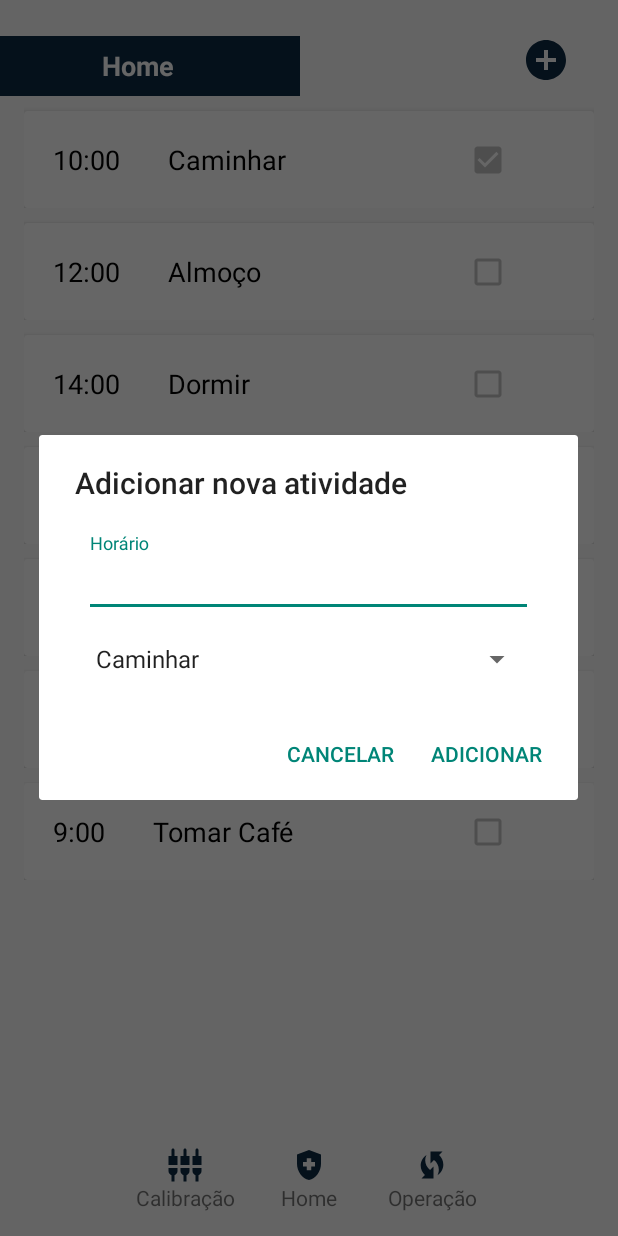
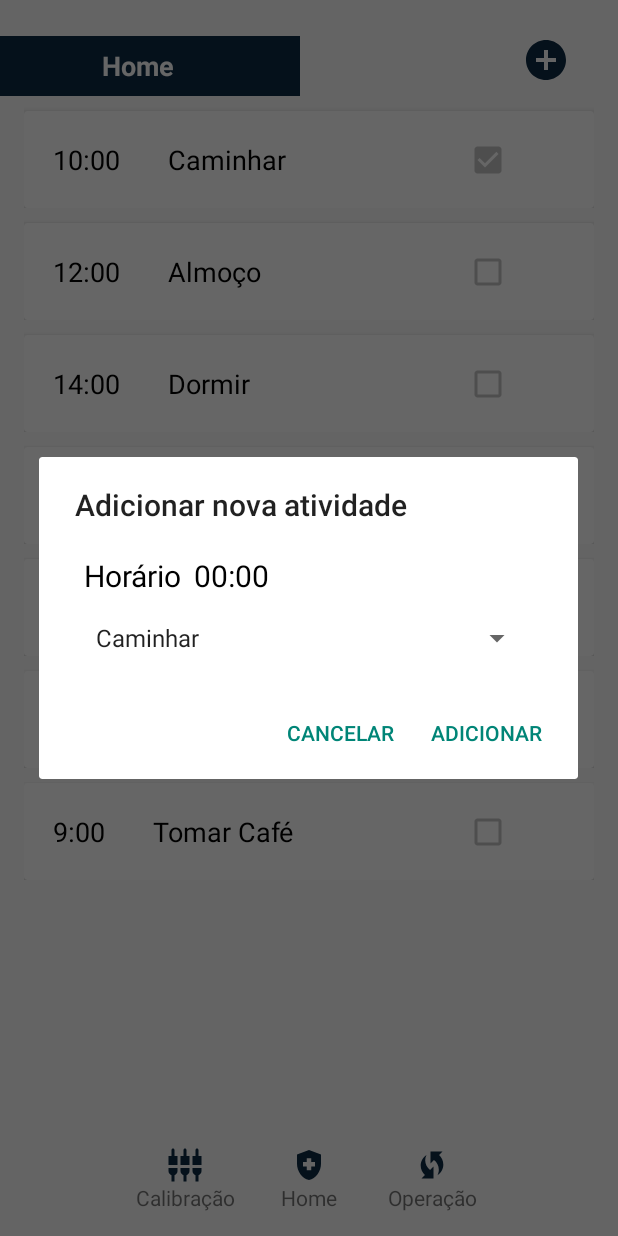
Before and after one commit to italoh623/HCApp, an Android app: the HomeActivity screen opened directly, with no data from a screen before it, after a tap on an icon or button, on a phone screen of 412 x 824 dp. Run offline under Robolectric (Android 15) with nearby library versions, the phone set to English and light mode, and no system bars; 6 statements that could not run were skipped; 3 other taps on this screen came first.

Commit message:
Substituindo input text de hora por timepicker

```diff
--- a/app/src/main/java/me/aflak/heroicuidador/activity/HomeActivity.java
+++ b/app/src/main/java/me/aflak/heroicuidador/activity/HomeActivity.java
@@ -2,12 +2,10 @@ package me.aflak.heroicuidador.activity;
 
 import android.bluetooth.BluetoothAdapter;
 import android.bluetooth.BluetoothDevice;
-import android.content.ActivityNotFoundException;
 import android.content.BroadcastReceiver;
 import android.content.Context;
 import android.content.Intent;
 import android.content.IntentFilter;
-import android.net.Uri;
 import android.os.Build;
 import android.os.Bundle;
 import android.os.Handler;
@@ -15,9 +13,6 @@ import android.support.annotation.RequiresApi;
 import android.support.v7.app.AppCompatActivity;
 import android.support.v7.widget.LinearLayoutManager;
 import android.support.v7.widget.RecyclerView;
-import android.view.Menu;
-import android.view.MenuInflater;
-import android.view.MenuItem;
 import android.view.View;
 import android.widget.Button;
 import android.widget.TextView;
@@ -26,7 +21,6 @@ import android.widget.Toast;
 import java.text.DateFormat;
 import java.text.SimpleDateFormat;
 import java.util.ArrayList;
-import java.util.Collection;
 import java.util.Collections;
 import java.util.Date;
 import java.util.List;
@@ -146,6 +140,8 @@ public class HomeActivity extends AppCompatActivity implements Bluetooth.Communi
 
     public void prepararAtividades() {
         Atividade atividade = new Atividade("8:00","Banho");
+        atividade.setMovimentoCorreto(false);
+        atividade.setConcluida(true);
         this.atividades.add(atividade);
 
         atividade = new Atividade("9:00","Tomar Café");
@@ -330,7 +326,7 @@ public class HomeActivity extends AppCompatActivity implements Bluetooth.Communi
     }
 
     @Override
-    public void applyTexts(String horario, String atividade) {
+    public void addAtividade(String horario, String atividade) {
         atividades.add(new Atividade(horario, atividade));
         Collections.sort(atividades);
 
--- a/app/src/main/java/me/aflak/heroicuidador/dialog/AddAtividadeDialog.java
+++ b/app/src/main/java/me/aflak/heroicuidador/dialog/AddAtividadeDialog.java
@@ -2,22 +2,26 @@ package me.aflak.heroicuidador.dialog;
 
 import android.app.AlertDialog;
 import android.app.Dialog;
+import android.app.TimePickerDialog;
 import android.content.Context;
 import android.content.DialogInterface;
 import android.os.Bundle;
-import android.support.design.widget.TextInputEditText;
 import android.support.v7.app.AppCompatDialogFragment;
+import android.text.format.DateFormat;
 import android.view.LayoutInflater;
 import android.view.View;
 import android.widget.ArrayAdapter;
-import android.widget.EditText;
 import android.widget.Spinner;
+import android.widget.TextView;
+import android.widget.TimePicker;
+
+import java.util.Calendar;
 
 import me.aflak.heroicuidador.R;
 
-public class AddAtividadeDialog extends AppCompatDialogFragment {
+public class AddAtividadeDialog extends AppCompatDialogFragment{
 
-    private TextInputEditText editTextHorario;
+    private TextView textViewHorario;
     private Spinner spinnerAtividade;
     private AddAtividadeDialogListener listener;
 
@@ -40,15 +44,49 @@ public class AddAtividadeDialog extends AppCompatDialogFragment {
                 .setPositiveButton("Adicionar", new DialogInterface.OnClickListener() {
                     @Override
                     public void onClick(DialogInterface dialog, int which) {
-                        String horario = editTextHorario.getText().toString();
+                        String horario = textViewHorario.getText().toString();
                         String nomeAtividade = spinnerAtividade.getSelectedItem().toString();
 
-                        listener.applyTexts(horario, nomeAtividade);
+                        listener.addAtividade(horario, nomeAtividade);
                     }
                 });
 
-        editTextHorario = view.findViewById(R.id.editTextHorario);
+        textViewHorario = view.findViewById(R.id.textViewHorario);
         spinnerAtividade = view.findViewById(R.id.spinnerAtividade);
+
+        textViewHorario.setOnClickListener(new View.OnClickListener() {
+            @Override
+            public void onClick(View v) {
+
+                Calendar calendar = Calendar.getInstance();
+                final int hour = calendar.get(Calendar.HOUR_OF_DAY);
+                int minute = calendar.get(Calendar.MINUTE);
+
+                TimePickerDialog timePickerDialog = new TimePickerDialog(
+                        getActivity(),
+                        new TimePickerDialog.OnTimeSetListener() {
+                            @Override
+                            public void onTimeSet(TimePicker view, int hourOfDay, int minute) {
+
+                                String hora = hourOfDay + "";
+                                String minuto = minute + "";
+
+                                if (hourOfDay < 10) {
+                                    hora = "0" + hora;
+                                }
+
+                                if (minute < 10) {
+                                    minuto = "0" + minuto;
+                                }
+
+                                textViewHorario.setText(hora + ":" + minuto);
+                            }
+                        }, hour, minute, DateFormat.is24HourFormat(getActivity())
+                );
+
+                timePickerDialog.show();
+            }
+        });
 
         ArrayAdapter<CharSequence> adapter = ArrayAdapter.createFromResource(getContext(), R.array.text_atividades, android.R.layout.simple_spinner_item);
         adapter.setDropDownViewResource(android.R.layout.simple_spinner_dropdown_item);
@@ -65,12 +103,12 @@ public class AddAtividadeDialog extends AppCompatDialogFragment {
         try {
             listener = (AddAtividadeDialogListener) context;
         } catch (ClassCastException e) {
-           throw new ClassCastException(context.toString() + "must implement AddAtividadeDialogListener");
+           throw new ClassCastException(context.toString() + " must implement AddAtividadeDialogListener");
         }
     }
 
+
     public interface AddAtividadeDialogListener {
-
-        void applyTexts(String horario, String atividade);
+        void addAtividade(String horario, String atividade);
     }
 }
--- a/app/src/main/res/layout/add_atividade_dialog.xml
+++ b/app/src/main/res/layout/add_atividade_dialog.xml
@@ -9,25 +9,6 @@
     android:paddingRight="30dp"
     android:paddingBottom="20dp">
 
-    <android.support.design.widget.TextInputLayout
-        android:id="@+id/textInputLayout2"
-        android:layout_width="match_parent"
-        android:layout_height="wrap_content"
-        android:layout_marginBottom="8dp"
-        app:layout_constraintBottom_toTopOf="@+id/spinnerAtividade"
-        app:layout_constraintEnd_toEndOf="parent"
-        app:layout_constraintHorizontal_bias="0.5"
-        app:layout_constraintStart_toStartOf="parent"
-        app:layout_constraintTop_toTopOf="parent"
-        app:layout_constraintVertical_chainStyle="packed">
-
-        <android.support.design.widget.TextInputEditText
-            android:id="@+id/editTextHorario"
-            android:layout_width="match_parent"
-            android:layout_height="wrap_content"
-            android:hint="@string/text_horario" />
-    </android.support.design.widget.TextInputLayout>
-
     <Spinner
         android:id="@+id/spinnerAtividade"
         android:layout_width="match_parent"
@@ -35,6 +16,33 @@
         android:layout_marginTop="8dp"
         app:layout_constraintBottom_toBottomOf="parent"
         app:layout_constraintEnd_toEndOf="parent"
+        app:layout_constraintHorizontal_bias="0.5"
         app:layout_constraintStart_toStartOf="parent"
-        app:layout_constraintTop_toBottomOf="@+id/textInputLayout2" />
+        app:layout_constraintTop_toBottomOf="@+id/textViewHorario" />
+
+    <TextView
+        android:id="@+id/textViewHorario"
+        android:layout_width="wrap_content"
+        android:layout_height="wrap_content"
+        android:layout_marginStart="8dp"
+        android:layout_marginBottom="8dp"
+        android:text="@string/text_hora_inicial"
+        android:textColor="@android:color/black"
+        android:textSize="20sp"
+        app:layout_constraintBottom_toTopOf="@+id/spinnerAtividade"
+        app:layout_constraintStart_toEndOf="@+id/textView8"
+        app:layout_constraintTop_toTopOf="parent"
+        app:layout_constraintVertical_chainStyle="packed" />
+
+    <TextView
+        android:id="@+id/textView8"
+        android:layout_width="wrap_content"
+        android:layout_height="wrap_content"
+        android:layout_marginBottom="16dp"
+        android:text="@string/text_horario"
+        android:textColor="@android:color/black"
+        android:textSize="20sp"
+        app:layout_constraintBottom_toTopOf="@+id/spinnerAtividade"
+        app:layout_constraintStart_toStartOf="parent" />
+
 </android.support.constraint.ConstraintLayout>
--- a/app/src/main/res/values/strings.xml
+++ b/app/src/main/res/values/strings.xml
@@ -24,6 +24,7 @@
     <string name="text_dispositivo_nao_encontrado">Dispositivo não Encontrado!</string>
     <string name="text_horario">Horário</string>
     <string name="text_atividade">Atividade</string>
+    <string name="text_hora_inicial">00:00</string>
 
     <string-array name="text_atividades">
         <item>Caminhar</item>
```
